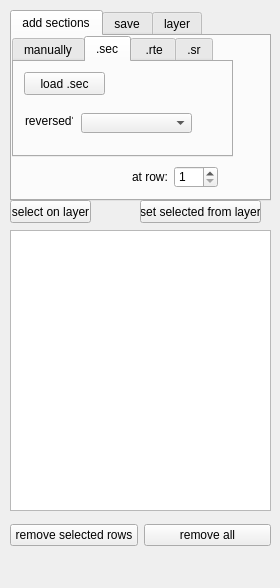
This is manual_sec_builder_dockwidget_base.ui in Drew973/pts_manual_sec_builder_qgis3 as Qt 5 draws it before an edit. The edited form follows.
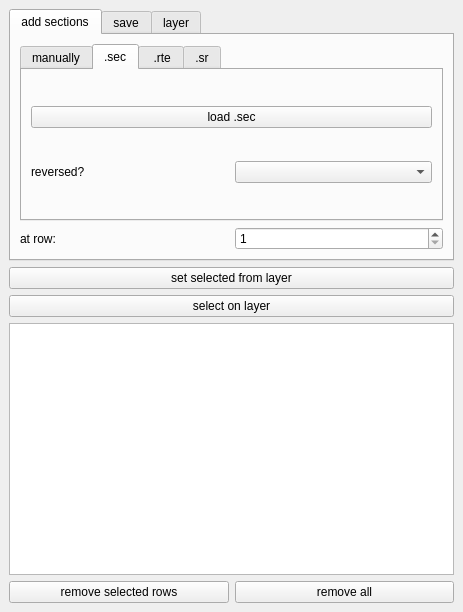
This is the edited form. The open tabs and pages were chosen to show the change. Custom widgets are drawn as their Qt base class.

```diff
--- a/manual_sec_builder_dockwidget_base.ui
+++ b/manual_sec_builder_dockwidget_base.ui
@@ -6,39 +6,30 @@
    <rect>
     <x>0</x>
     <y>0</y>
-    <width>280</width>
-    <height>588</height>
+    <width>463</width>
+    <height>612</height>
    </rect>
   </property>
   <property name="windowTitle">
    <string>manual sec builder</string>
   </property>
   <widget class="QWidget" name="dockWidgetContents">
+   <layout class="QVBoxLayout" name="verticalLayout_4">
+    <item>
+     <layout class="QVBoxLayout" name="verticalLayout"/>
+    </item>
+    <item>
    <widget class="QTabWidget" name="settings">
-    <property name="geometry">
-     <rect>
-      <x>10</x>
-      <y>10</y>
-      <width>261</width>
-      <height>191</height>
-     </rect>
-    </property>
     <property name="currentIndex">
-     <number>0</number>
+       <number>2</number>
     </property>
     <widget class="QWidget" name="tab_2">
      <attribute name="title">
       <string>add sections</string>
      </attribute>
+       <layout class="QVBoxLayout" name="verticalLayout_5">
+        <item>
      <widget class="QTabWidget" name="tabWidget_2">
-      <property name="geometry">
-       <rect>
-        <x>0</x>
-        <y>0</y>
-        <width>221</width>
-        <height>121</height>
-       </rect>
-      </property>
       <property name="currentIndex">
        <number>0</number>
       </property>
@@ -46,31 +37,8 @@
        <attribute name="title">
         <string>manually</string>
        </attribute>
-       <widget class="QPushButton" name="addDummyButton">
-        <property name="geometry">
-         <rect>
-          <x>0</x>
-          <y>70</y>
-          <width>161</width>
-          <height>23</height>
-         </rect>
-        </property>
-        <property name="toolTip">
-         <string>&lt;html&gt;&lt;head/&gt;&lt;body&gt;&lt;p&gt;Add dummy to list.&lt;/p&gt;&lt;/body&gt;&lt;/html&gt;</string>
-        </property>
-        <property name="text">
-         <string>add dummy</string>
-        </property>
-       </widget>
-       <widget class="QWidget" name="layoutWidget">
-        <property name="geometry">
-         <rect>
-          <x>11</x>
-          <y>11</y>
-          <width>110</width>
-          <height>48</height>
-         </rect>
-        </property>
+           <layout class="QVBoxLayout" name="verticalLayout_6">
+            <item>
         <layout class="QVBoxLayout" name="verticalLayout_3">
          <item>
           <widget class="QPushButton" name="addButton">
@@ -90,21 +58,26 @@
           </widget>
          </item>
         </layout>
-       </widget>
+            </item>
+            <item>
+             <widget class="QPushButton" name="addDummyButton">
+              <property name="toolTip">
+               <string>&lt;html&gt;&lt;head/&gt;&lt;body&gt;&lt;p&gt;Add dummy to list.&lt;/p&gt;&lt;/body&gt;&lt;/html&gt;</string>
+              </property>
+              <property name="text">
+               <string>add dummy</string>
+              </property>
+             </widget>
+            </item>
+           </layout>
       </widget>
       <widget class="QWidget" name="tab_5">
        <attribute name="title">
         <string>.sec</string>
        </attribute>
+           <layout class="QVBoxLayout" name="verticalLayout_7">
+            <item>
        <widget class="QPushButton" name="loadSecButton">
-        <property name="geometry">
-         <rect>
-          <x>10</x>
-          <y>10</y>
-          <width>81</width>
-          <height>23</height>
-         </rect>
-        </property>
         <property name="toolTip">
          <string>&lt;html&gt;&lt;head/&gt;&lt;body&gt;&lt;p&gt;Add sections to table from .sec file.&lt;/p&gt;&lt;/body&gt;&lt;/html&gt;</string>
         </property>
@@ -112,46 +85,34 @@
          <string>load .sec</string>
         </property>
        </widget>
-       <widget class="QComboBox" name="loadSecBox">
-        <property name="geometry">
-         <rect>
-          <x>67</x>
-          <y>51</y>
-          <width>111</width>
-          <height>20</height>
-         </rect>
-        </property>
-        <property name="toolTip">
-         <string>&lt;html&gt;&lt;head/&gt;&lt;body&gt;&lt;p&gt;Set reversed? column of rows from the .sec to this.&lt;/p&gt;&lt;/body&gt;&lt;/html&gt;</string>
-        </property>
-       </widget>
+            </item>
+            <item>
+             <layout class="QHBoxLayout" name="horizontalLayout_10">
+              <item>
        <widget class="QLabel" name="label_8">
-        <property name="geometry">
-         <rect>
-          <x>11</x>
-          <y>51</y>
-          <width>48</width>
-          <height>16</height>
-         </rect>
-        </property>
         <property name="text">
          <string>reversed?</string>
         </property>
        </widget>
+              </item>
+              <item>
+               <widget class="QComboBox" name="loadSecBox">
+                <property name="toolTip">
+                 <string>&lt;html&gt;&lt;head/&gt;&lt;body&gt;&lt;p&gt;Set reversed? column of rows from the .sec to this.&lt;/p&gt;&lt;/body&gt;&lt;/html&gt;</string>
+                </property>
+               </widget>
+              </item>
+             </layout>
+            </item>
+           </layout>
       </widget>
       <widget class="QWidget" name="tab_6">
        <attribute name="title">
         <string> .rte</string>
        </attribute>
+           <layout class="QVBoxLayout" name="verticalLayout_8">
+            <item>
        <widget class="QPushButton" name="loadRTEButton">
-        <property name="geometry">
-         <rect>
-          <x>10</x>
-          <y>10</y>
-          <width>111</width>
-          <height>23</height>
-         </rect>
-        </property>
         <property name="toolTip">
          <string>&lt;html&gt;&lt;head/&gt;&lt;body&gt;&lt;p&gt;Add sections from .rte to end of list.&lt;/p&gt;&lt;/body&gt;&lt;/html&gt;</string>
         </property>
@@ -159,35 +120,26 @@
          <string>load .rte</string>
         </property>
        </widget>
+            </item>
+           </layout>
       </widget>
       <widget class="QWidget" name="tab">
        <attribute name="title">
         <string>.sr</string>
        </attribute>
+           <layout class="QVBoxLayout" name="verticalLayout_9">
+            <item>
        <widget class="QPushButton" name="loadSRButton">
-        <property name="geometry">
-         <rect>
-          <x>10</x>
-          <y>10</y>
-          <width>75</width>
-          <height>23</height>
-         </rect>
-        </property>
         <property name="text">
          <string>load .sr</string>
         </property>
        </widget>
-      </widget>
-     </widget>
-     <widget class="QWidget" name="layoutWidget">
-      <property name="geometry">
-       <rect>
-        <x>120</x>
-        <y>130</y>
-        <width>86</width>
-        <height>22</height>
-       </rect>
-      </property>
+            </item>
+           </layout>
+          </widget>
+         </widget>
+        </item>
+        <item>
       <layout class="QHBoxLayout" name="horizontalLayout_7">
        <item>
         <widget class="QLabel" name="label_7">
@@ -210,23 +162,18 @@
         </widget>
        </item>
       </layout>
-     </widget>
+        </item>
+       </layout>
     </widget>
     <widget class="QWidget" name="sec">
      <attribute name="title">
       <string>save</string>
      </attribute>
+       <layout class="QVBoxLayout" name="verticalLayout_10">
+        <item>
      <widget class="QTabWidget" name="tabWidget">
-      <property name="geometry">
-       <rect>
-        <x>0</x>
-        <y>0</y>
-        <width>261</width>
-        <height>161</height>
-       </rect>
-      </property>
       <property name="currentIndex">
-       <number>1</number>
+           <number>2</number>
       </property>
       <widget class="QWidget" name="tab_3">
        <attribute name="title">
@@ -369,20 +316,15 @@
        </widget>
       </widget>
      </widget>
+        </item>
+       </layout>
     </widget>
     <widget class="QWidget" name="rte">
      <attribute name="title">
       <string>layer</string>
      </attribute>
-     <widget class="QWidget" name="layoutWidget">
-      <property name="geometry">
-       <rect>
-        <x>10</x>
-        <y>10</y>
-        <width>221</width>
-        <height>22</height>
-       </rect>
-      </property>
+       <layout class="QVBoxLayout" name="verticalLayout_11">
+        <item>
       <layout class="QHBoxLayout" name="horizontalLayout_3">
        <item>
         <widget class="QLabel" name="label_2">
@@ -399,16 +341,8 @@
         </widget>
        </item>
       </layout>
-     </widget>
-     <widget class="QWidget" name="layoutWidget">
-      <property name="geometry">
-       <rect>
-        <x>10</x>
-        <y>40</y>
-        <width>221</width>
-        <height>22</height>
-       </rect>
-      </property>
+        </item>
+        <item>
       <layout class="QHBoxLayout" name="horizontalLayout_4">
        <item>
         <widget class="QLabel" name="label">
@@ -425,16 +359,8 @@
         </widget>
        </item>
       </layout>
-     </widget>
-     <widget class="QWidget" name="layoutWidget">
-      <property name="geometry">
-       <rect>
-        <x>10</x>
-        <y>70</y>
-        <width>221</width>
-        <height>22</height>
-       </rect>
-      </property>
+        </item>
+        <item>
       <layout class="QHBoxLayout" name="horizontalLayout_8">
        <item>
         <widget class="QLabel" name="label_6">
@@ -451,61 +377,23 @@
         </widget>
        </item>
       </layout>
-     </widget>
-    </widget>
-   </widget>
-   <widget class="QWidget" name="layoutWidget">
-    <property name="geometry">
-     <rect>
-      <x>10</x>
-      <y>520</y>
-      <width>261</width>
-      <height>31</height>
-     </rect>
-    </property>
-    <layout class="QHBoxLayout" name="horizontalLayout_2">
-     <item>
-      <widget class="QPushButton" name="removeButton">
-       <property name="toolTip">
-        <string>&lt;html&gt;&lt;head/&gt;&lt;body&gt;&lt;p&gt;Remove selected section of table.&lt;/p&gt;&lt;/body&gt;&lt;/html&gt;</string>
-       </property>
-       <property name="text">
-        <string>remove selected rows</string>
-       </property>
-      </widget>
-     </item>
-     <item>
-      <widget class="QPushButton" name="removeAllButton">
-       <property name="toolTip">
-        <string>&lt;html&gt;&lt;head/&gt;&lt;body&gt;&lt;p&gt;Open dialog to remove all sections from table.&lt;/p&gt;&lt;/body&gt;&lt;/html&gt;</string>
-       </property>
-       <property name="text">
-        <string>remove all</string>
-       </property>
-      </widget>
      </item>
     </layout>
    </widget>
-   <widget class="QWidget" name="layoutWidget">
-    <property name="geometry">
-     <rect>
-      <x>0</x>
-      <y>0</y>
-      <width>2</width>
-      <height>2</height>
-     </rect>
-    </property>
-    <layout class="QVBoxLayout" name="verticalLayout"/>
-   </widget>
+     </widget>
+    </item>
+    <item>
+     <widget class="QPushButton" name="setSelectedButton">
+      <property name="toolTip">
+       <string>&lt;html&gt;&lt;head/&gt;&lt;body&gt;&lt;p&gt;Select rows of table if they are in selected sections of layer.&lt;/p&gt;&lt;/body&gt;&lt;/html&gt;</string>
+      </property>
+      <property name="text">
+       <string>set selected from layer</string>
+      </property>
+     </widget>
+    </item>
+    <item>
    <widget class="QPushButton" name="selectButton">
-    <property name="geometry">
-     <rect>
-      <x>10</x>
-      <y>200</y>
-      <width>81</width>
-      <height>23</height>
-     </rect>
-    </property>
     <property name="toolTip">
      <string>&lt;html&gt;&lt;head/&gt;&lt;body&gt;&lt;p&gt;Try to select selected rows of table on layer. If no rows selected acts as if all rows selected.&lt;/p&gt;&lt;/body&gt;&lt;/html&gt;</string>
     </property>
@@ -516,18 +404,12 @@
      <string>select on layer</string>
     </property>
    </widget>
+    </item>
+    <item>
    <widget class="QTableWidget" name="secTable">
     <property name="enabled">
      <bool>true</bool>
     </property>
-    <property name="geometry">
-     <rect>
-      <x>10</x>
-      <y>230</y>
-      <width>261</width>
-      <height>281</height>
-     </rect>
-    </property>
     <property name="toolTip">
      <string>&lt;html&gt;&lt;head/&gt;&lt;body&gt;&lt;p&gt;Reversed means in CR1.&lt;/p&gt;&lt;p&gt;Double click on reversed? cell to change it.&lt;/p&gt;&lt;p&gt;Clicking top left of table selects all rows.&lt;/p&gt;&lt;p&gt;&lt;br/&gt;&lt;/p&gt;&lt;/body&gt;&lt;/html&gt;</string>
     </property>
@@ -538,22 +420,32 @@
      <enum>QAbstractItemView::SelectRows</enum>
     </property>
    </widget>
-   <widget class="QPushButton" name="setSelectedButton">
-    <property name="geometry">
-     <rect>
-      <x>140</x>
-      <y>200</y>
-      <width>121</width>
-      <height>23</height>
-     </rect>
-    </property>
+    </item>
+    <item>
+     <layout class="QHBoxLayout" name="horizontalLayout_2">
+      <item>
+       <widget class="QPushButton" name="removeButton">
+        <property name="toolTip">
+         <string>&lt;html&gt;&lt;head/&gt;&lt;body&gt;&lt;p&gt;Remove selected section of table.&lt;/p&gt;&lt;/body&gt;&lt;/html&gt;</string>
+        </property>
+        <property name="text">
+         <string>remove selected rows</string>
+        </property>
+       </widget>
+      </item>
+      <item>
+       <widget class="QPushButton" name="removeAllButton">
     <property name="toolTip">
-     <string>&lt;html&gt;&lt;head/&gt;&lt;body&gt;&lt;p&gt;Select rows of table if they are in selected sections of layer.&lt;/p&gt;&lt;/body&gt;&lt;/html&gt;</string>
+         <string>&lt;html&gt;&lt;head/&gt;&lt;body&gt;&lt;p&gt;Open dialog to remove all sections from table.&lt;/p&gt;&lt;/body&gt;&lt;/html&gt;</string>
     </property>
     <property name="text">
-     <string>set selected from layer</string>
-    </property>
-   </widget>
+         <string>remove all</string>
+        </property>
+       </widget>
+      </item>
+     </layout>
+    </item>
+   </layout>
   </widget>
  </widget>
  <customwidgets>
```
Lines whose indentation alone changed are shown as unchanged.
